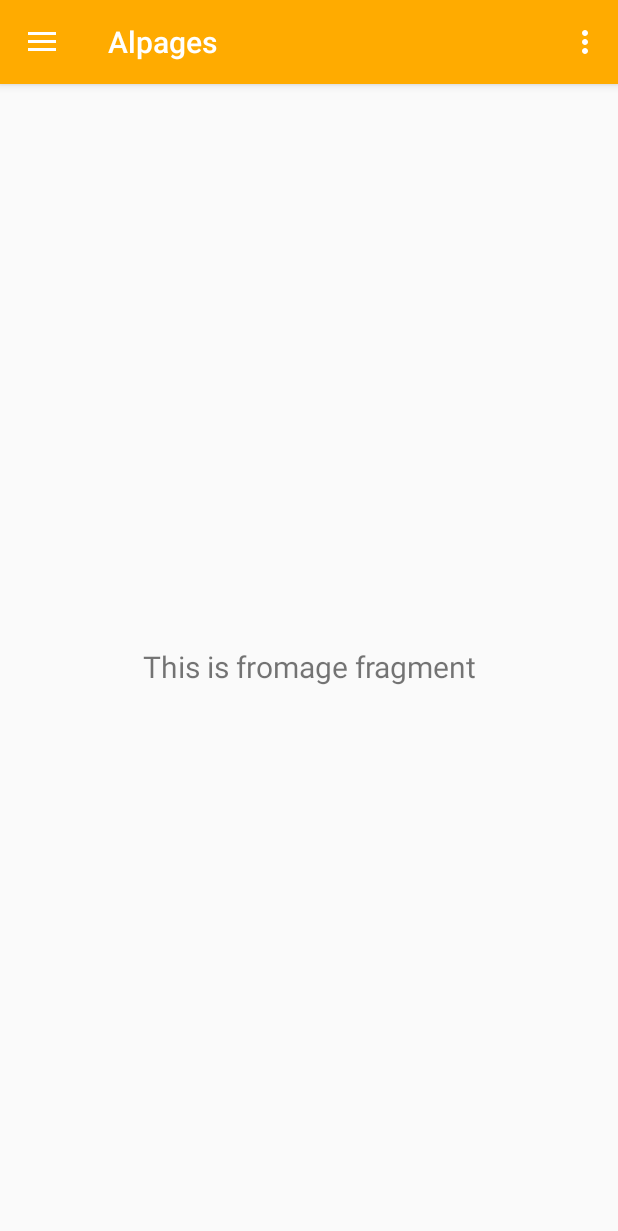
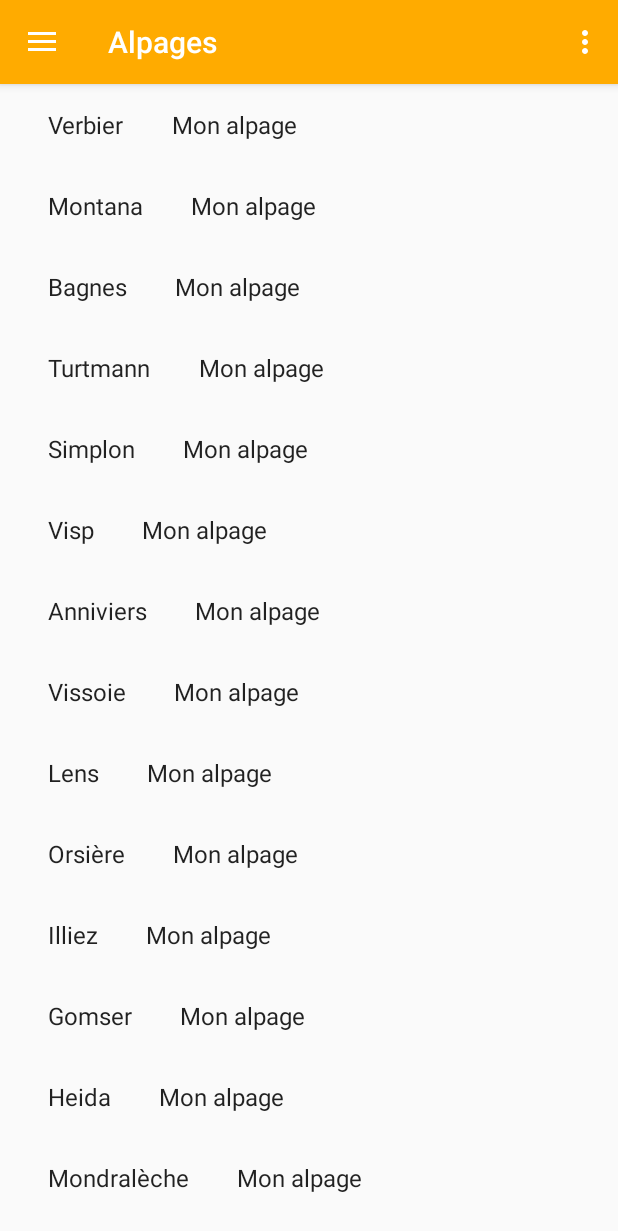
Before and after one commit to khrid/HES_644-1_MobileDev_RacletteDB_old, an Android app: the screen it shows after launch (MainActivity), in the side drawer, after a tap on "Fromages", on a phone screen of 412 x 824 dp. Shown: the top 1231 px of the screen. Run offline under Robolectric (Android 15) with nearby library versions, the phone set to English and light mode, and no system bars; our stand-ins replace navigation-ui.

Commit message:
Création des listes de base pour affichage des fromages et alpages

```diff
--- a/app/build.gradle
+++ b/app/build.gradle
@@ -31,6 +31,7 @@ dependencies {
     implementation 'androidx.navigation:navigation-fragment:2.3.0'
     implementation 'androidx.navigation:navigation-ui:2.3.0'
     implementation 'androidx.lifecycle:lifecycle-extensions:2.2.0'
+    implementation 'androidx.recyclerview:recyclerview:1.1.0'
     testImplementation 'junit:junit:4.12'
     androidTestImplementation 'androidx.test.ext:junit:1.1.2'
     androidTestImplementation 'androidx.test.espresso:espresso-core:3.3.0'
--- /dev/null
+++ b/app/src/main/java/ch/hevs/students/raclettedb/ui/fromages/Fromage.java
@@ -0,0 +1,13 @@
+package ch.hevs.students.raclettedb.ui.fromages;
+
+public class Fromage {
+    private String name;
+
+    public Fromage(String name){
+        this.name=name;
+    }
+
+    public String getName() {
+        return name;
+    }
+}
--- a/app/src/main/java/ch/hevs/students/raclettedb/ui/fromages/FromagesFragment.java
+++ b/app/src/main/java/ch/hevs/students/raclettedb/ui/fromages/FromagesFragment.java
@@ -1,35 +1,94 @@
 package ch.hevs.students.raclettedb.ui.fromages;
 
+import android.content.Context;
 import android.os.Bundle;
+
+import androidx.fragment.app.Fragment;
+import androidx.recyclerview.widget.GridLayoutManager;
+import androidx.recyclerview.widget.LinearLayoutManager;
+import androidx.recyclerview.widget.RecyclerView;
+
 import android.view.LayoutInflater;
 import android.view.View;
 import android.view.ViewGroup;
-import android.widget.TextView;
 
-import androidx.annotation.NonNull;
-import androidx.annotation.Nullable;
-import androidx.fragment.app.Fragment;
-import androidx.lifecycle.Observer;
-import androidx.lifecycle.ViewModelProviders;
+import java.util.ArrayList;
 
 import ch.hevs.students.raclettedb.R;
 
+/**
+ * A fragment representing a list of Items.
+ */
 public class FromagesFragment extends Fragment {
 
-    private FromagesViewModel slideshowViewModel;
+    // TODO: Customize parameter argument names
+    private static final String ARG_COLUMN_COUNT = "column-count";
+    // TODO: Customize parameters
+    private int mColumnCount = 1;
+    private  ArrayList<Fromage> mValues;
 
-    public View onCreateView(@NonNull LayoutInflater inflater,
-                             ViewGroup container, Bundle savedInstanceState) {
-        slideshowViewModel =
-                ViewModelProviders.of(this).get(FromagesViewModel.class);
-        View root = inflater.inflate(R.layout.fragment_slideshow, container, false);
-        final TextView textView = root.findViewById(R.id.text_slideshow);
-        slideshowViewModel.getText().observe(getViewLifecycleOwner(), new Observer<String>() {
-            @Override
-            public void onChanged(@Nullable String s) {
-                textView.setText(s);
+    /**
+     * Mandatory empty constructor for the fragment manager to instantiate the
+     * fragment (e.g. upon screen orientation changes).
+     */
+    public FromagesFragment() {
+        mValues  = new ArrayList<Fromage>();
+        mValues.add(new Fromage("Verbier"));
+        mValues.add(new Fromage("Montana"));
+        mValues.add(new Fromage("Bagnes"));
+        mValues.add(new Fromage("Turtmann"));
+        mValues.add(new Fromage("Simplon"));
+        mValues.add(new Fromage("Visp"));
+        mValues.add(new Fromage("Anniviers"));
+        mValues.add(new Fromage("Vissoie"));
+        mValues.add(new Fromage("Lens"));
+        mValues.add(new Fromage("Orsière"));
+        mValues.add(new Fromage("Illiez"));
+        mValues.add(new Fromage("Gomser"));
+        mValues.add(new Fromage("Heida"));
+        mValues.add(new Fromage("Mondralèche"));
+        mValues.add(new Fromage("Tanay"));
+        mValues.add(new Fromage("Champsot"));
+        mValues.add(new Fromage("Les Haudères"));
+        mValues.add(new Fromage("Vollèges"));
+        mValues.add(new Fromage("Etiez"));
+    }
+
+    // TODO: Customize parameter initialization
+    @SuppressWarnings("unused")
+    public static FromagesFragment newInstance(int columnCount) {
+        FromagesFragment fragment = new FromagesFragment();
+        Bundle args = new Bundle();
+        args.putInt(ARG_COLUMN_COUNT, columnCount);
+        fragment.setArguments(args);
+        return fragment;
+    }
+
+    @Override
+    public void onCreate(Bundle savedInstanceState) {
+        super.onCreate(savedInstanceState);
+
+        if (getArguments() != null) {
+            mColumnCount = getArguments().getInt(ARG_COLUMN_COUNT);
+        }
+    }
+
+    @Override
+    public View onCreateView(LayoutInflater inflater, ViewGroup container,
+                             Bundle savedInstanceState) {
+        View view = inflater.inflate(R.layout.fragment_fromages_list, container, false);
+
+        // Set the adapter
+        if (view instanceof RecyclerView) {
+            Context context = view.getContext();
+            RecyclerView recyclerView = (RecyclerView) view;
+            if (mColumnCount <= 1) {
+                recyclerView.setLayoutManager(new LinearLayoutManager(context));
+            } else {
+                recyclerView.setLayoutManager(new GridLayoutManager(context, mColumnCount));
             }
-        });
-        return root;
+            recyclerView.setAdapter(new MyFromageRecyclerViewAdapter(mValues));
+        }
+        return view;
     }
 }
--- a/app/src/main/java/ch/hevs/students/raclettedb/ui/fromages/FromagesViewModel.java
+++ /dev/null
@@ -1,19 +0,0 @@
-package ch.hevs.students.raclettedb.ui.fromages;
-
-import androidx.lifecycle.LiveData;
-import androidx.lifecycle.MutableLiveData;
-import androidx.lifecycle.ViewModel;
-
-public class FromagesViewModel extends ViewModel {
-
-    private MutableLiveData<String> mText;
-
-    public FromagesViewModel() {
-        mText = new MutableLiveData<>();
-        mText.setValue("This is fromage fragment");
-    }
-
-    public LiveData<String> getText() {
-        return mText;
-    }
-}
--- /dev/null
+++ b/app/src/main/java/ch/hevs/students/raclettedb/ui/fromages/MyFromageRecyclerViewAdapter.java
@@ -0,0 +1,62 @@
+package ch.hevs.students.raclettedb.ui.fromages;
+
+import androidx.recyclerview.widget.RecyclerView;
+
+import android.view.LayoutInflater;
+import android.view.View;
+import android.view.ViewGroup;
+import android.widget.TextView;
+
+import ch.hevs.students.raclettedb.R;
+
+import java.util.ArrayList;
+
+/**
+ * TODO: Replace the implementation with code for your data type.
+ */
+public class MyFromageRecyclerViewAdapter extends RecyclerView.Adapter<MyFromageRecyclerViewAdapter.ViewHolder> {
+
+    private final ArrayList<Fromage> mValues;
+
+    public MyFromageRecyclerViewAdapter(ArrayList<Fromage> items) {
+        mValues = items;
+    }
+
+    @Override
+    public ViewHolder onCreateViewHolder(ViewGroup parent, int viewType) {
+        View view = LayoutInflater.from(parent.getContext())
+                .inflate(R.layout.fragment_fromages, parent, false);
+        return new ViewHolder(view);
+    }
+
+    @Override
+    public void onBindViewHolder(final ViewHolder holder, int position) {
+        holder.mItem = mValues.get(position);
+        holder.mIdView.setText(mValues.get(position).getName());
+        holder.mContentView.setText("Mon alpage");
+    }
+
+    @Override
+    public int getItemCount() {
+        return mValues.size();
+    }
+
+    public class ViewHolder extends RecyclerView.ViewHolder {
+        public final View mView;
+        public final TextView mIdView;
+        public final TextView mContentView;
+        public Fromage mItem;
+
+        public ViewHolder(View view) {
+            super(view);
+            mView = view;
+            mIdView = (TextView) view.findViewById(R.id.item_number);
+            mContentView = (TextView) view.findViewById(R.id.content);
+        }
+
+        @Override
+        public String toString() {
+            return super.toString() + " '" + mContentView.getText() + "'";
+        }
+    }
+}
--- /dev/null
+++ b/app/src/main/res/layout/fragment_fromages.xml
@@ -0,0 +1,20 @@
+<?xml version="1.0" encoding="utf-8"?>
+<LinearLayout xmlns:android="http://schemas.android.com/apk/res/android"
+    android:layout_width="wrap_content"
+    android:layout_height="wrap_content"
+    android:orientation="horizontal">
+
+    <TextView
+        android:id="@+id/item_number"
+        android:layout_width="wrap_content"
+        android:layout_height="wrap_content"
+        android:layout_margin="@dimen/text_margin"
+        android:textAppearance="?attr/textAppearanceListItem" />
+
+    <TextView
+        android:id="@+id/content"
+        android:layout_width="wrap_content"
+        android:layout_height="wrap_content"
+        android:layout_margin="@dimen/text_margin"
+        android:textAppearance="?attr/textAppearanceListItem" />
+</LinearLayout>
--- /dev/null
+++ b/app/src/main/res/layout/fragment_fromages_list.xml
@@ -0,0 +1,13 @@
+<?xml version="1.0" encoding="utf-8"?>
+<androidx.recyclerview.widget.RecyclerView xmlns:android="http://schemas.android.com/apk/res/android"
+    xmlns:app="http://schemas.android.com/apk/res-auto"
+    xmlns:tools="http://schemas.android.com/tools"
+    android:id="@+id/list"
+    android:name="ch.hevs.students.raclettedb.ui.fromages.FromagesFragment"
+    android:layout_width="match_parent"
+    android:layout_height="match_parent"
+    android:layout_marginLeft="16dp"
+    android:layout_marginRight="16dp"
+    app:layoutManager="LinearLayoutManager"
+    tools:context=".ui.fromages.FromagesFragment"
+    tools:listitem="@layout/fragment_fromages" />
```
Also changed, not shown: app/src/main/java/ch/hevs/students/raclettedb/ui/alpages/Alpage.java (added, +14 -0 lines), app/src/main/java/ch/hevs/students/raclettedb/ui/alpages/AlpagesFragment.java (+69 -20 lines), app/src/main/java/ch/hevs/students/raclettedb/ui/alpages/AlpagesViewModel.java (deleted, +0 -19 lines), app/src/main/java/ch/hevs/students/raclettedb/ui/alpages/MyAlpageRecyclerViewAdapter.java (added, +63 -0 lines), app/src/main/res/layout/fragment_alpages.xml (added, +20 -0 lines), app/src/main/res/layout/fragment_alpages_list.xml (added, +13 -0 lines).
